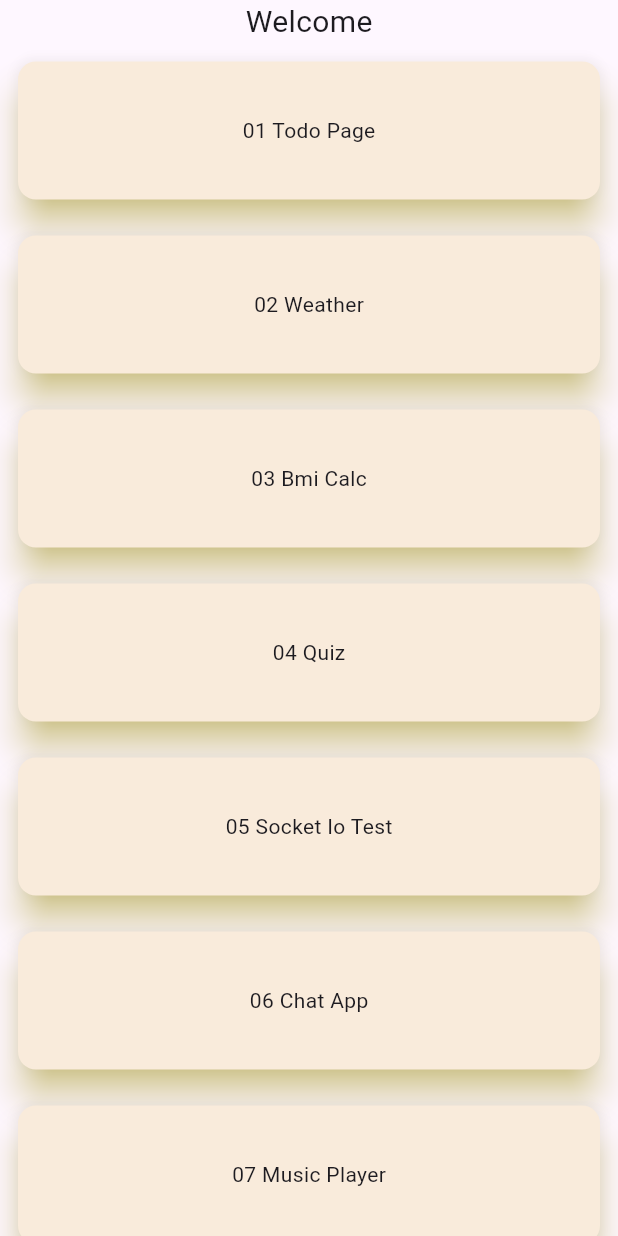
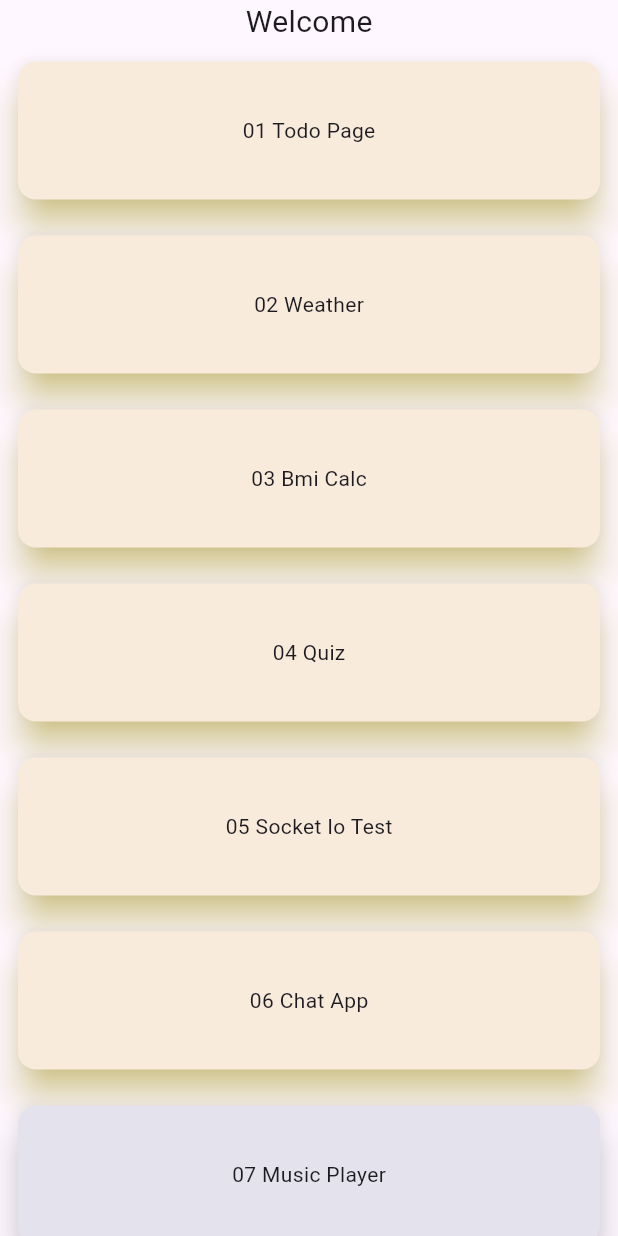
Before and after one commit to ahmad-olu/flutter_experiment_catalogue, a Flutter app: the HomeView screen opened directly, on a phone screen of 412 x 824 dp. Run offline on Flutter 3.47's test engine with Material 3 defaults, Android fonts, the light colour scheme and no system bars; our stand-ins replace auto_route, bloc, connectivity_plus, equatable, flutter_bloc, hydrated_bloc and 5 more; missing offline and left inert: web_socket_client; accounts and stored records are empty; generated files the repository leaves out were written again.

Commit message:
made not created features gray and unclickable

```diff
--- a/lib/applications/home.dart
+++ b/lib/applications/home.dart
@@ -53,53 +53,44 @@ class HomeView extends StatelessWidget {
               onPressed: () => context.router.push(const Chat06Route()),
               text: '06 Chat App',
             ),
-            HomeNavButton(
-              onPressed: () {},
+            const HomeNavButton(
               text: '07 Music Player',
             ),
-            HomeNavButton(
-              onPressed: () {},
+            const HomeNavButton(
               text: '09 Notes',
             ),
-            HomeNavButton(
-              onPressed: () {},
+            const HomeNavButton(
               text: '10 Canvas',
             ),
-            HomeNavButton(
-              onPressed: () {},
+            const HomeNavButton(
               text: '11 News',
             ),
-            HomeNavButton(
-              onPressed: () {},
+            const HomeNavButton(
               text: '12 Location tracker',
             ),
-            HomeNavButton(
-              onPressed: () {},
+            const HomeNavButton(
               text: '13 Fitness tracker',
             ),
-            HomeNavButton(
-              onPressed: () {},
+            const HomeNavButton(
               text: '14 Language leaning',
             ),
-            HomeNavButton(
-              onPressed: () {},
+            const HomeNavButton(
               text: '15 E commerce',
             ),
-            HomeNavButton(
-              onPressed: () {},
+            const HomeNavButton(
               text: '16 Video Streaming',
             ),
-            HomeNavButton(
-              onPressed: () {},
+            const HomeNavButton(
               text: '17 Travel App',
             ),
-            HomeNavButton(
-              onPressed: () {},
+            const HomeNavButton(
               text: '18 Tic Tac Toe',
             ),
-            HomeNavButton(
-              onPressed: () {},
+            const HomeNavButton(
               text: '19 Data and graphs',
+            ),
+            const HomeNavButton(
+              text: '20 Webrtc',
             ),
           ],
         ),
@@ -122,8 +113,8 @@ class HomeNavButton extends StatelessWidget {
         child: SizedBox(
           height: 100,
           child: Card(
-            surfaceTintColor: Colors.amber,
-            shadowColor: Colors.yellow,
+            surfaceTintColor:onPressed != null?  Colors.amber:Colors.blueGrey,
+            shadowColor:onPressed != null? Colors.yellow: Colors.black,
             elevation: 10,
             child: Center(child: Text(text)),
           ),
```
